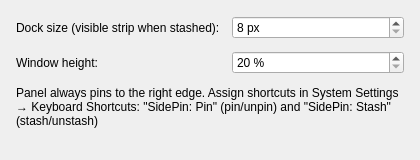
Qt form kwin-script/contents/ui/config.ui (zakkyhidayat/sidepin-kwin) before a commit.
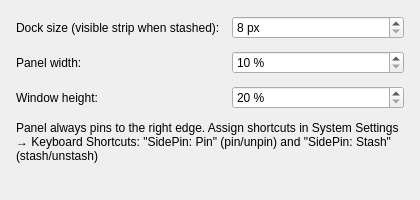
The same form after that commit.

Commit message: Add configurable panel width (10–50%) and increase dockSize max to 60px

Diff of the .ui file:
```diff
--- a/kwin-script/contents/ui/config.ui
+++ b/kwin-script/contents/ui/config.ui
@@ -3,7 +3,7 @@
  <class>SidePinConfig</class>
  <widget class="QWidget" name="SidePinConfig">
   <property name="geometry">
-   <rect><x>0</x><y>0</y><width>420</width><height>160</height></rect>
+   <rect><x>0</x><y>0</y><width>420</width><height>200</height></rect>
   </property>
   <layout class="QFormLayout" name="formLayout">
    <property name="margin"><number>16</number></property>
@@ -22,11 +22,24 @@
     </widget>
    </item>
    <item row="1" column="0">
+    <widget class="QLabel" name="labelWidth">
+     <property name="text"><string>Panel width:</string></property>
+    </widget>
+   </item>
+   <item row="1" column="1">
+    <widget class="QSpinBox" name="kcfg_widthPercent">
+     <property name="minimum"><number>10</number></property>
+     <property name="maximum"><number>50</number></property>
+     <property name="singleStep"><number>5</number></property>
+     <property name="suffix"><string> %</string></property>
+    </widget>
+   </item>
+   <item row="2" column="0">
     <widget class="QLabel" name="labelHeight">
      <property name="text"><string>Window height:</string></property>
     </widget>
    </item>
-   <item row="1" column="1">
+   <item row="2" column="1">
     <widget class="QSpinBox" name="kcfg_heightPercent">
      <property name="minimum"><number>20</number></property>
      <property name="maximum"><number>100</number></property>
@@ -34,7 +47,7 @@
      <property name="suffix"><string> %</string></property>
     </widget>
    </item>
-   <item row="2" column="0" colspan="2">
+   <item row="3" column="0" colspan="2">
     <widget class="QLabel" name="labelHint">
      <property name="text">
       <string>Panel always pins to the right edge. Assign shortcuts in System Settings → Keyboard Shortcuts: "SidePin: Pin" (pin/unpin) and "SidePin: Stash" (stash/unstash)</string>
```
Left out of the diff: 2 changed lines with no effect on the pictures. The commit also changes 3 other files.
